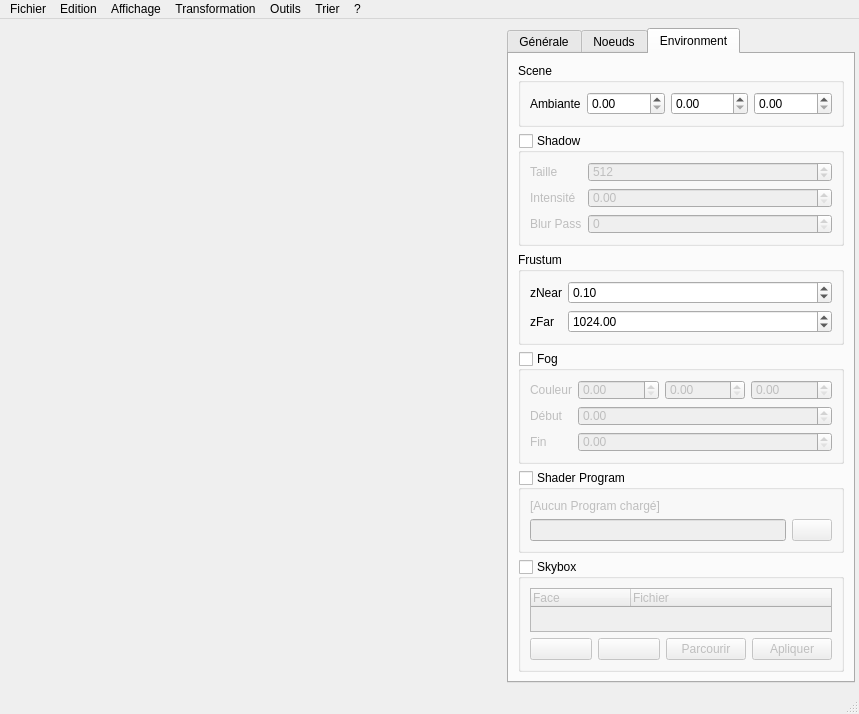
Before: the Qt Designer form sources/interface.ui in b4n92uid/theball-editor, drawn with Qt 5.
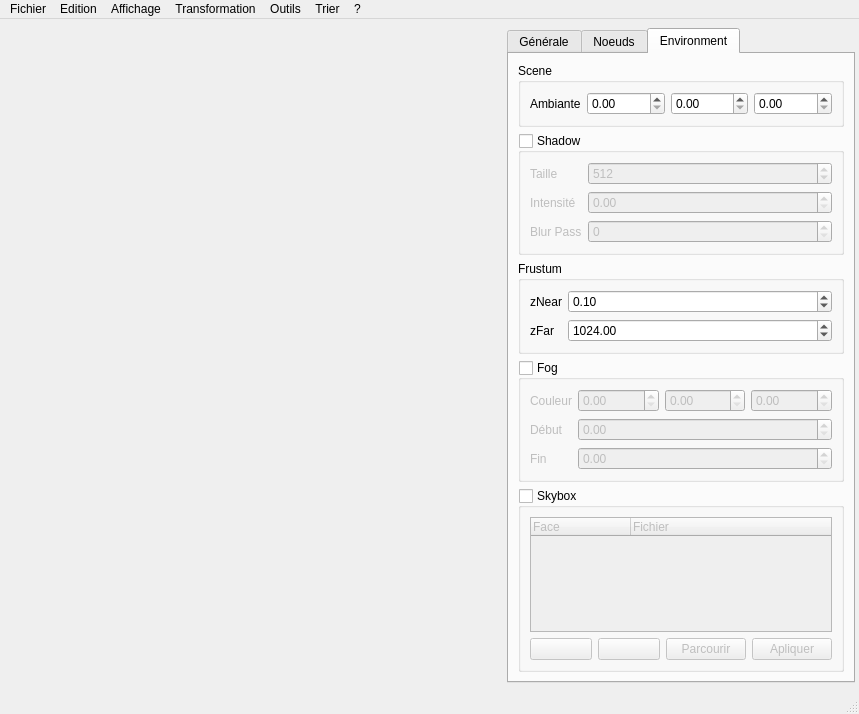
After: the same form once the commit is applied. The open tabs and pages were chosen to show the change. Icons and pictures are not drawn. Custom widgets are drawn as their Qt base class.

The edit to the form file:
```diff
--- a/sources/interface.ui
+++ b/sources/interface.ui
@@ -1405,49 +1405,6 @@
           </layout>
          </widget>
         </item>
-        <item>
-         <widget class="QGroupBox" name="env_shader_enable">
-          <property name="title">
-           <string>Shader Program</string>
-          </property>
-          <property name="checkable">
-           <bool>true</bool>
-          </property>
-          <property name="checked">
-           <bool>false</bool>
-          </property>
-          <layout class="QVBoxLayout" name="verticalLayout_8">
-           <item>
-            <widget class="QLabel" name="label_13">
-             <property name="text">
-              <string>[Aucun Program chargé]</string>
-             </property>
-            </widget>
-           </item>
-           <item>
-            <layout class="QHBoxLayout" name="horizontalLayout_14" stretch="9,1">
-             <property name="sizeConstraint">
-              <enum>QLayout::SetDefaultConstraint</enum>
-             </property>
-             <item>
-              <widget class="QLineEdit" name="env_shader_path"/>
-             </item>
-             <item>
-              <widget class="QPushButton" name="env_shader_browse">
-               <property name="text">
-                <string/>
-               </property>
-               <property name="icon">
-                <iconset resource="ressource.qrc">
-                 <normaloff>:/Medias/medias/open.png</normaloff>:/Medias/medias/open.png</iconset>
-               </property>
-              </widget>
-             </item>
-            </layout>
-           </item>
-          </layout>
-         </widget>
-        </item>
         <item>
          <widget class="QGroupBox" name="skybox_enable">
           <property name="enabled">
```
Left out of the diff: 86 changed lines with no effect on the pictures.
